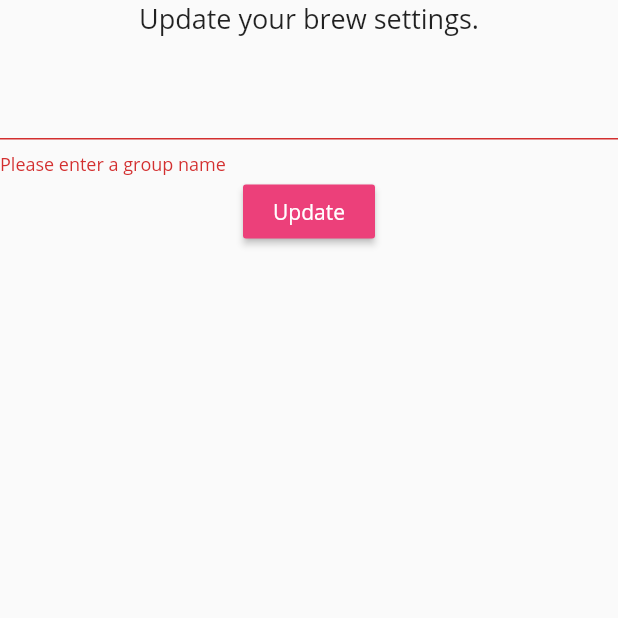
After one commit to guptajay/SSADPro, a Flutter app: the SelectStudentGroup screen opened directly, after a tap on "Update", on a phone screen of 412 x 824 dp, the top half of it. The commit adds this screen. Run offline on Flutter 3.47's test engine with Material 2 defaults, Android fonts, the phone set to English and light mode, and no system bars; our stand-ins replace cloud_firestore, firebase_auth, google_sign_in, simple_animations; accounts and stored records are empty.

Commit message:
Student Groups reflected in Firebase

```diff
--- a/ssad_pro/lib/controller/database.dart
+++ b/ssad_pro/lib/controller/database.dart
@@ -10,21 +10,37 @@ class DatabaseService {
   DatabaseService({this.uid});
   //collection reference
   final CollectionReference studentUserCollection = Firestore.instance.collection('users');
+  //final CollectionReference assignmentSubCollection = Firestore.instance.collection('assignments');
+
   //Name of the collection - users
 //Reference to the collection - studentUserCollection
 
   //Function to store user related data in the user collection for a particular user.
-  Future updateStudentUserData(String name, String matric, int age, String group, List<String> options) async{
+  Future updateStudentUserData(String name, String matric, int age, String group) async{
 //    uid = uid + 'Details';
      return await studentUserCollection.document(uid).setData({
        'name': name,
        'matric': matric,
        'age' : age,
        'group': group,
-       'options': options,
+       //'options': options,
 //       'assignments' : assignments,
      });
    }
+
+
+   Future updateAssignment(String name, String topic, String deadline, List<String> questions) async{
+
+     return await studentUserCollection.document(uid).collection('assignments').document().setData({
+       'name': name,
+       'topic': topic,
+       'deadline': deadline,
+       'questions': questions,
+     });
+
+   }
+
+
 
    //user list from snapshot
   List<StudentUser> _studentListFromSnapshot(QuerySnapshot snapshot){
--- a/ssad_pro/lib/controller/sign_in.dart
+++ b/ssad_pro/lib/controller/sign_in.dart
@@ -50,13 +50,14 @@ class AuthService {
     assert(user.displayName != null);
     assert(user.photoUrl != null);
 
-    List <String> options = ['o1', 'o2', 'o3', 'o4'];
+   // List <String> options = ['o1', 'o2', 'o3', 'o4'];
+//    List <String> questions = ['q1', 'q2', 'q3', 'q4', 'q5'];
 //    List<Question> questions = new List();
 //    List<Assignment> assignments = new List();
 //    questions.add(Question(question: 'Demo 1', options: options, answer: 'o1')) ;
 //    assignments.add(Assignment(name: 'A1', questions: questions));
-    DatabaseService(uid: user.uid).updateStudentUserData(user.displayName, 'U20', 50, '0', options);
-
+    DatabaseService(uid: user.uid).updateStudentUserData(user.displayName, 'U20', 50, '0');
+//    DatabaseService(uid: user.uid).updateAssignment('Assignment name', 'Topic', 'Deadline', questions);
     name = user.displayName;
     email = user.email;
     imageUrl = user.photoUrl;
--- a/ssad_pro/lib/model/assignment.dart
+++ b/ssad_pro/lib/model/assignment.dart
@@ -2,10 +2,11 @@ import 'package:ssadpro/model/question.dart';
 
 class Assignment{
   String name;
-//  String topic;
-//  String deadline;
-  List<Question> questions = new List(5);
+  String topic;
+  String deadline;
+  List<String> questions = new List(5);
 
-  Assignment({this.name, this.questions});
+  Assignment({this.name, this.topic, this.deadline, this.questions});
+
 
 }
--- /dev/null
+++ b/ssad_pro/lib/view/select_student_group.dart
@@ -0,0 +1,123 @@
+import 'package:flutter/material.dart';
+import 'package:provider/provider.dart';
+import 'package:ssadpro/controller/database.dart';
+import 'package:ssadpro/model/user.dart';
+
+class SelectStudentGroup extends StatefulWidget {
+  @override
+  _SelectStudentGroupState createState() => _SelectStudentGroupState();
+}
+
+class _SelectStudentGroupState extends State<SelectStudentGroup> {
+
+  final _formKey = GlobalKey<FormState>();
+  final List<String> groups = ['1', '2', '3'];
+
+  String _currentName;
+  String _currentGroup;
+  String _currentMatric;
+  int _currentAge;
+
+  // int _currentStrength;
+
+  @override
+  Widget build(BuildContext context) {
+
+    User user = Provider.of<User>(context);
+
+    return StreamBuilder<UserData>(
+        stream: DatabaseService(uid: user.uid).userData,
+        builder: (context, snapshot) {
+          if (snapshot.hasData) {
+            UserData userData = snapshot.data;
+            return Form(
+                key: _formKey,
+                child: Scaffold(
+                  body: Column(
+                    children: <Widget>[
+                      Text(
+                        'Update your brew settings.',
+                        style: TextStyle(fontSize: 18.0),
+                      ),
+                      SizedBox(height: 20.0),
+
+                      TextFormField(
+                        initialValue: userData.group,
+                        validator: (val) => val.isEmpty ? 'Please enter a group name' : null,
+                        onChanged: (val) => setState(() => _currentGroup = val),
+                      ),
+
+                      RaisedButton(
+                          color: Colors.pink[400],
+                          child: Text(
+                            'Update',
+                            style: TextStyle(color: Colors.white),
+                          ),
+                          onPressed: () async {
+                            if(_formKey.currentState.validate()){
+                              await DatabaseService(uid: user.uid).updateStudentUserData(
+                                  userData.name,
+                                  userData.matric,
+                                userData.age,
+                                  _currentGroup ?? snapshot.data.group,
+                              );
+                              Navigator.pop(context);
+                            }
+                          }
+                      ),
+//                      DropdownButtonFormField(
+//                        value: _currentGroup ?? userData.group,
+//                        //decoration: textInputDecoration,
+//                        items: groups.map((group) {
+//                          print(group);
+//                          return DropdownMenuItem(
+//                            value: group,
+//                            child: Text('$group'),
+//                          );
+//                        }).toList(),
+//                        onChanged: (val) => setState(() => _currentGroup = val),
+//                      ),
+
+//                      SizedBox(
+//                      child: RaisedButton(
+//                          color: Colors.pink[400],
+//                          child: Text(
+//                            'Update',
+//                            style: TextStyle(color: Colors.white),
+//                          ),
+//                          onPressed: () async {
+//                            if (_formKey.currentState.validate()) {
+//                              await DatabaseService(uid: user.uid)
+//                                  .updateStudentUserData(userData.name,
+//                                userData.matric,
+//                              userData.age,
+//                                _currentGroup ?? snapshot.data.group,
+//                              );
+//                            }
+//                          }
+//                      ),
+//                      ),
+
+//                SizedBox(
+//                    child: RaisedButton(
+//                      child: Text(
+//                          'InstructorDash'
+//                      ),
+//                      color: Colors.red,
+//                      onPressed: () {
+//                        Navigator.pop(context);
+//                      },
+//                    ),
+//                )
+                    ]
+                )
+                )
+            );
+          }
+          else {
+            return Text('No');
+          }
+        }
+    );
+  }
+}
--- a/ssad_pro/lib/view/student_group.dart
+++ b/ssad_pro/lib/view/student_group.dart
@@ -407,7 +407,7 @@ class StudentGroupPage extends StatelessWidget {
     return  StreamProvider<List<StudentUser>>.value(
     value: DatabaseService().users,
     child: Scaffold(
-    body: UserList(),
+    body: UserList(), //UserList() Prints all the registered users of the application
     )
     );
   }
--- a/ssad_pro/lib/view/user_tile.dart
+++ b/ssad_pro/lib/view/user_tile.dart
@@ -37,6 +37,7 @@
 
 import 'package:flutter/material.dart';
 import 'package:ssadpro/model/student_user.dart';
+import 'package:ssadpro/view/select_student_group.dart';
 import 'package:ssadpro/view/user_list.dart';
 
 class UserTile extends StatelessWidget {
@@ -47,6 +48,10 @@ class UserTile extends StatelessWidget {
 
   @override
   Widget build(BuildContext context) {
+    Future navigateToSubPage(context) async {
+      Navigator.push(context, MaterialPageRoute(builder: (context) => SelectStudentGroup()));
+    }
+
     return Column(
         children: <Widget>[
       SizedBox(
@@ -56,7 +61,7 @@ class UserTile extends StatelessWidget {
         ),
         color: Colors.red,
         onPressed: () {
-          //navigateToSubPage(context);
+          navigateToSubPage(context);
         },
       ),
     ),
```
